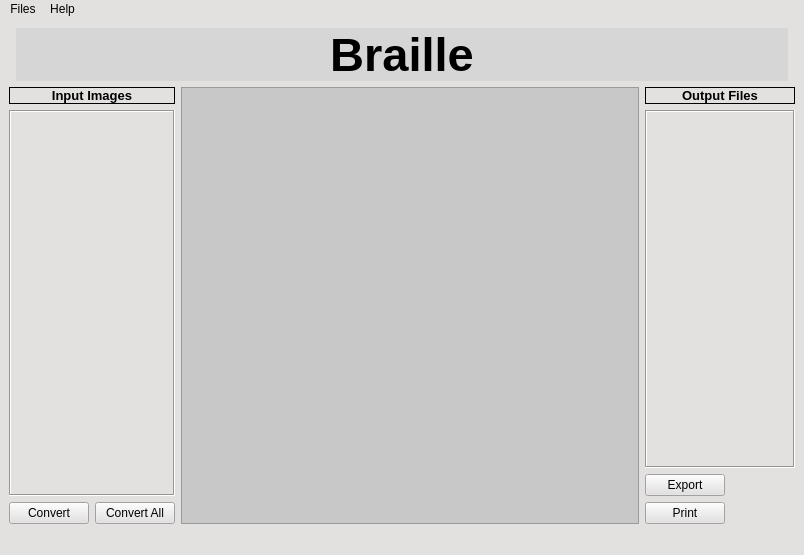
First picture: the form in mainwindow.ui, repository arman18/Braille-to-text-translator, before the edit.
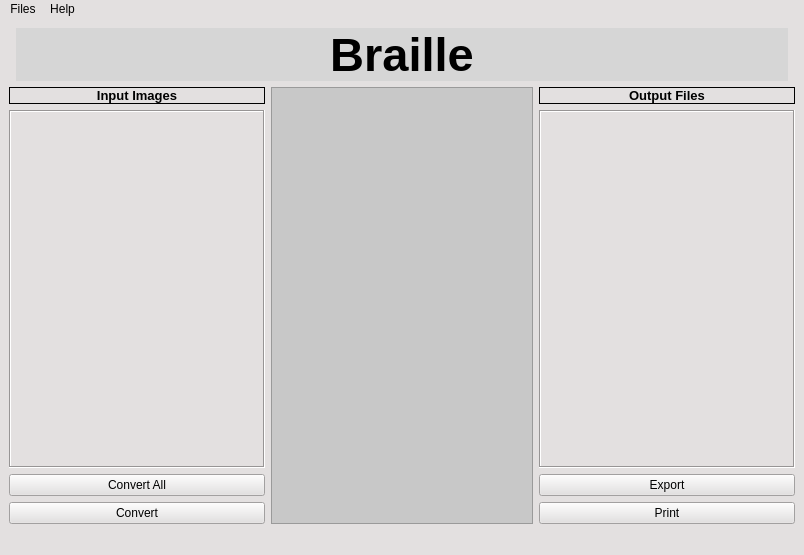
Second picture: the form after the edit. Icons and pictures are not drawn. Custom widgets are drawn as their Qt base class.

```diff
--- a/mainwindow.ui
+++ b/mainwindow.ui
@@ -129,7 +129,6 @@
             <property name="font">
              <font>
               <pointsize>10</pointsize>
-              <weight>75</weight>
               <bold>true</bold>
              </font>
             </property>
@@ -152,9 +151,15 @@
               <verstretch>0</verstretch>
              </sizepolicy>
             </property>
+            <property name="minimumSize">
+             <size>
+              <width>150</width>
+              <height>0</height>
+             </size>
+            </property>
             <property name="font">
              <font>
-              <pointsize>37</pointsize>
+              <pointsize>23</pointsize>
              </font>
             </property>
             <property name="frameShape">
@@ -166,24 +171,11 @@
            </widget>
           </item>
           <item>
-           <layout class="QHBoxLayout" name="horizontalLayout_2">
-            <item>
-             <widget class="QPushButton" name="convrt">
-              <property name="sizePolicy">
-               <sizepolicy hsizetype="Maximum" vsizetype="Fixed">
-                <horstretch>0</horstretch>
-                <verstretch>0</verstretch>
-               </sizepolicy>
-              </property>
-              <property name="text">
-               <string>Convert</string>
-              </property>
-             </widget>
-            </item>
+           <layout class="QVBoxLayout" name="verticalLayout_5">
             <item>
              <widget class="QPushButton" name="convrtAll">
               <property name="sizePolicy">
-               <sizepolicy hsizetype="Maximum" vsizetype="Fixed">
+               <sizepolicy hsizetype="Preferred" vsizetype="Fixed">
                 <horstretch>0</horstretch>
                 <verstretch>0</verstretch>
                </sizepolicy>
@@ -193,6 +185,19 @@
               </property>
              </widget>
             </item>
+            <item>
+             <widget class="QPushButton" name="convrt">
+              <property name="sizePolicy">
+               <sizepolicy hsizetype="Preferred" vsizetype="Fixed">
+                <horstretch>0</horstretch>
+                <verstretch>0</verstretch>
+               </sizepolicy>
+              </property>
+              <property name="text">
+               <string>Convert</string>
+              </property>
+             </widget>
+            </item>
            </layout>
           </item>
          </layout>
@@ -289,7 +294,6 @@
             <property name="font">
              <font>
               <pointsize>10</pointsize>
-              <weight>75</weight>
               <bold>true</bold>
               <stylestrategy>PreferDefault</stylestrategy>
              </font>
@@ -328,6 +332,11 @@
               <height>0</height>
              </size>
             </property>
+            <property name="font">
+             <font>
+              <pointsize>23</pointsize>
+             </font>
+            </property>
             <property name="frameShape">
              <enum>QFrame::Box</enum>
             </property>
@@ -341,7 +350,7 @@
             <item>
              <widget class="QPushButton" name="btnExport">
               <property name="sizePolicy">
-               <sizepolicy hsizetype="Maximum" vsizetype="Fixed">
+               <sizepolicy hsizetype="Preferred" vsizetype="Fixed">
                 <horstretch>0</horstretch>
                 <verstretch>0</verstretch>
                </sizepolicy>
@@ -354,7 +363,7 @@
             <item>
              <widget class="QPushButton" name="btnPrint">
               <property name="sizePolicy">
-               <sizepolicy hsizetype="Maximum" vsizetype="Fixed">
+               <sizepolicy hsizetype="Preferred" vsizetype="Fixed">
                 <horstretch>0</horstretch>
                 <verstretch>0</verstretch>
                </sizepolicy>
```
Left out of the diff: 1 changed line with no effect on the pictures.
